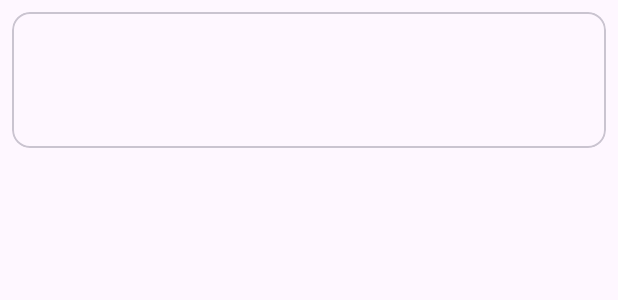
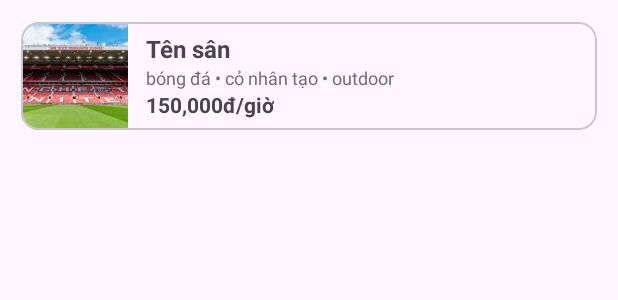
Before and after one commit to DarkKing-318-CR7/CenterSportsApp, an Android app: the layout item_admin_court.xml on its own in the app's theme, with its tools: preview values and no code run, on a phone screen of 412 x 824 dp. Shown: the top 300 px of the screen. Run offline under Robolectric (Android 15) with nearby library versions, the phone set to English and light mode, and no system bars.

Commit message:
cap nhat lai homeadmin

```diff
--- /dev/null
+++ b/app/src/main/java/com/example/sportcenterapp/admin/fragments/CoachesFragment.java
@@ -0,0 +1,4 @@
+package com.example.sportcenterapp.admin.fragments;
+
+public class CoachesFragment {
+}
--- a/app/src/main/res/layout/item_admin_court.xml
+++ b/app/src/main/res/layout/item_admin_court.xml
@@ -1,39 +1,61 @@
-<?xml version="1.0" encoding="utf-8"?>
-<com.google.android.material.card.MaterialCardView xmlns:android="http://schemas.android.com/apk/res/android"
+<com.google.android.material.card.MaterialCardView
+    xmlns:android="http://schemas.android.com/apk/res/android"
+    xmlns:app="http://schemas.android.com/apk/res-auto"
+    android:id="@+id/cardAdminCourt"
     android:layout_width="match_parent"
     android:layout_height="wrap_content"
     android:layout_margin="8dp"
+    android:clickable="true"
+    android:focusable="true"
     android:foreground="?attr/selectableItemBackground"
-    android:clickable="true"
-    android:focusable="true">
+    app:cardUseCompatPadding="true"
+    app:cardPreventCornerOverlap="true"
+    android:padding="12dp">
 
     <LinearLayout
-        android:padding="12dp"
-        android:orientation="vertical"
         android:layout_width="match_parent"
-        android:layout_height="wrap_content">
+        android:layout_height="wrap_content"
+        android:orientation="horizontal"
+        android:gravity="center_vertical"
+        android:baselineAligned="false">
 
-        <!-- Tên sân -->
+        <ImageView
+            android:id="@+id/ivImage"
+            android:layout_width="72dp"
+            android:layout_height="72dp"
+            android:layout_marginEnd="12dp"
+            android:scaleType="centerCrop"
+            android:src="@drawable/placeholder_court"
+            android:contentDescription="@string/app_name" />
+
+        <LinearLayout
+            android:layout_width="0dp"
+            android:layout_height="wrap_content"
+            android:layout_weight="1"
+            android:orientation="vertical">
+
             <TextView
                 android:id="@+id/tvName"
+                android:layout_width="wrap_content"
+                android:layout_height="wrap_content"
                 android:textStyle="bold"
                 android:textSize="16sp"
-            android:layout_width="wrap_content"
-            android:layout_height="wrap_content"/>
+                android:text="Tên sân" />
 
-        <!-- Meta: môn + trong/ngoài + mặt sân -->
             <TextView
                 android:id="@+id/tvMeta"
-            android:layout_marginTop="2dp"
                 android:layout_width="wrap_content"
-            android:layout_height="wrap_content"/>
+                android:layout_height="wrap_content"
+                android:textSize="12sp"
+                android:alpha="0.8"
+                android:text="bóng đá • cỏ nhân tạo • outdoor" />
 
-        <!-- Giá -->
             <TextView
                 android:id="@+id/tvPrice"
-            android:layout_marginTop="4dp"
+                android:layout_width="wrap_content"
+                android:layout_height="wrap_content"
                 android:textStyle="bold"
-            android:layout_width="wrap_content"
-            android:layout_height="wrap_content"/>
+                android:text="150,000đ/giờ" />
+        </LinearLayout>
     </LinearLayout>
 </com.google.android.material.card.MaterialCardView>
```
Also changed, not shown: app/src/main/java/com/example/sportcenterapp/adapters/CourtAdapter.java (+12 -11 lines), app/src/main/java/com/example/sportcenterapp/admin/fragments/AdminDashboardFragment.java (+98 -132 lines), app/src/main/res/layout/fragment_admin_dashboard.xml (+19 -83 lines). Lines whose indentation alone changed are shown as unchanged.
